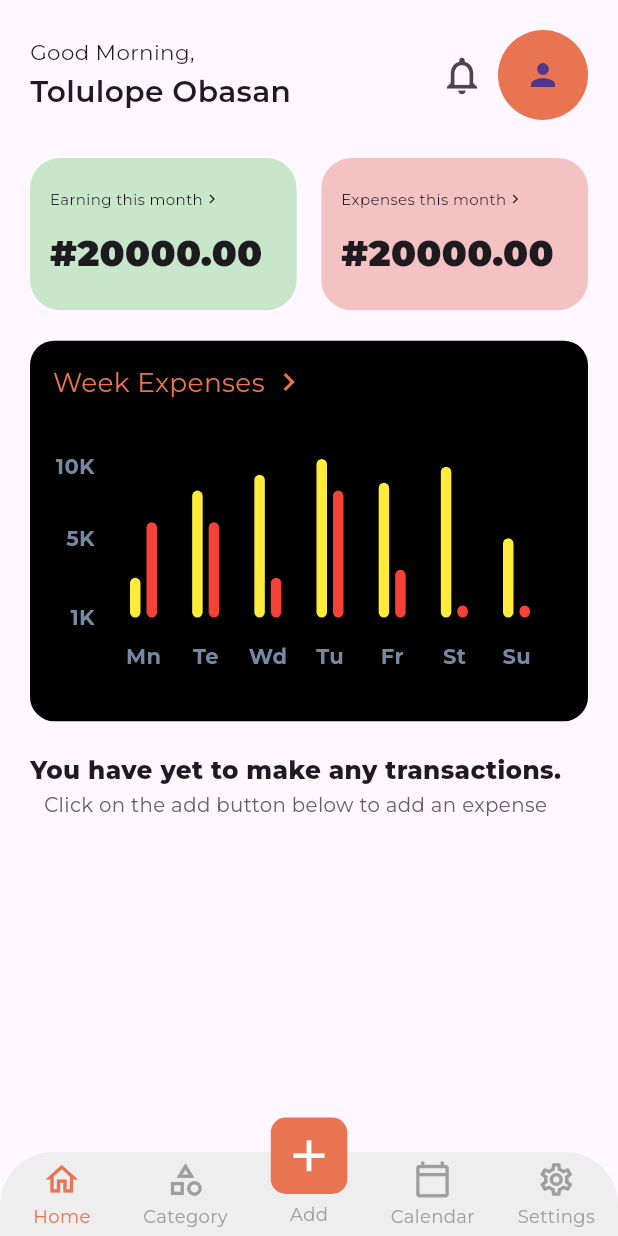
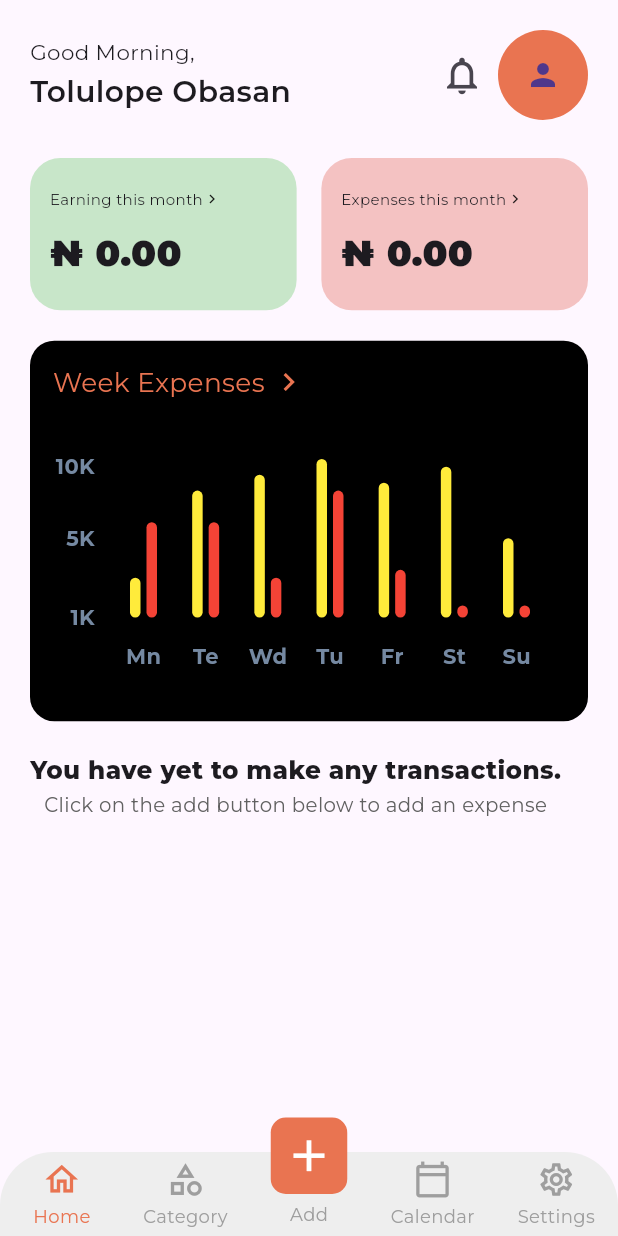
Before and after one commit to obasanmichael/expense_tracker_app, a Flutter app: the screen it shows after launch, on a phone screen of 412 x 824 dp. Run offline on Flutter 3.47's test engine with Material 3 defaults, Android fonts, the phone set to English and light mode, and no system bars; drawn by our look-alikes of fl_chart, persistent_bottom_nav_bar; our stand-ins replace flutter_screenutil, google_fonts, money_formatter.

Commit message:
Made the AmountContainer show the total of expense prices

```diff
--- a/lib/screens/home/home.dart
+++ b/lib/screens/home/home.dart
@@ -44,17 +44,17 @@ class _HomeScreenState extends State<HomeScreen> {
                 children: [
                   Expanded(
                       child: AmountContainer(
+                    registeredExpense: widget.registeredExpense,
                     heading: 'Earning this month',
                     bgColor: Colors.green.shade100,
-                    price: 20000,
                   )),
                   // Spacer(),
                   addWidth(15),
                   Expanded(
                       child: AmountContainer(
+                    registeredExpense: widget.registeredExpense,
                     heading: 'Expenses this month',
                     bgColor: Color(0xffF4C2C2),
-                    price: 20000,
                   )),
                 ],
               ),
--- a/lib/src/components/amount_container.dart
+++ b/lib/src/components/amount_container.dart
@@ -1,26 +1,43 @@
+import 'package:expense_tracker_app/models/expense.dart';
 import 'package:flutter/material.dart';
 import 'package:flutter_screenutil/flutter_screenutil.dart';
+import 'package:money_formatter/money_formatter.dart';
 
 class AmountContainer extends StatelessWidget {
-  const AmountContainer(
-      {super.key,
-      required this.heading,
-      required this.price,
-      required this.bgColor});
+  const AmountContainer({
+    Key? key,
+    required this.heading,
+    required this.bgColor,
+    required this.registeredExpense,
+  }) : super(key: key);
 
   final String heading;
-  final double price;
   final Color bgColor;
+  final List<Expense> registeredExpense;
 
-  Widget addHeight(double height) => SizedBox(height: height.h);
-  Widget addWidth(double width) => SizedBox(width: width.w);
+  String calculateTotalExpenses() {
+    double total = 0.0;
+    for (var expense in registeredExpense) {
+      total += expense.amount;
+    }
+    MoneyFormatterOutput result = MoneyFormatter(
+      amount: total,
+      settings: MoneyFormatterSettings(
+          symbol: '₦', thousandSeparator: ',', fractionDigits: 2),
+    ).output;
+    return result.symbolOnLeft;
+  }
 
   @override
   Widget build(BuildContext context) {
+    String totalPrice = calculateTotalExpenses();
+
     return Container(
       height: 100.h,
       decoration: BoxDecoration(
-          borderRadius: BorderRadius.circular(20.r), color: bgColor),
+        borderRadius: BorderRadius.circular(20.r),
+        color: bgColor,
+      ),
       padding: EdgeInsets.symmetric(vertical: 20.h, horizontal: 12.w),
       child: Column(
         crossAxisAlignment: CrossAxisAlignment.start,
@@ -28,18 +45,18 @@ class AmountContainer extends StatelessWidget {
           Row(
             children: [
               Text(heading, style: TextStyle(fontSize: 10)),
-              addWidth(0),
+              SizedBox(width: 0),
               Icon(
                 Icons.chevron_right,
                 size: 12,
-              )
+              ),
             ],
           ),
           Spacer(),
           Text(
-            '#${price.toStringAsFixed(2)}',
+            totalPrice,
             style: TextStyle(fontWeight: FontWeight.w900, fontSize: 22.sp),
-          )
+          ),
         ],
       ),
     );
```
